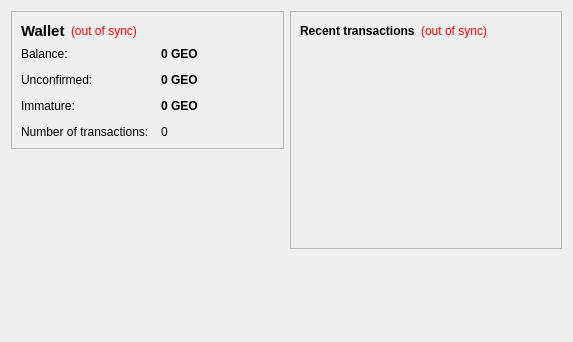
Above: src/qt/forms/overviewpage.ui from bbcashcoin/bbcashcoin before the change. Below: the same form after it.
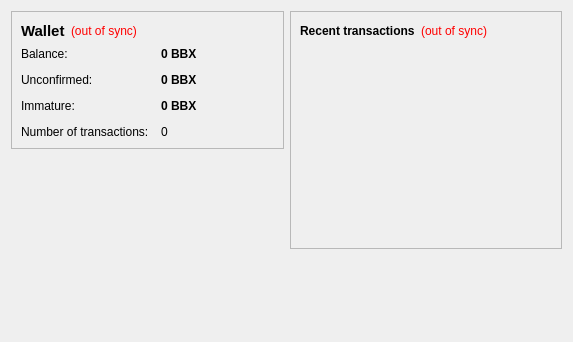
That is the form after the change.

Patch:
```diff
--- a/src/qt/forms/overviewpage.ui
+++ b/src/qt/forms/overviewpage.ui
@@ -105,7 +105,7 @@
              <string>Your current balance</string>
             </property>
             <property name="text">
-             <string notr="true">0 GEO</string>
+             <string notr="true">0 BBX</string>
             </property>
             <property name="textInteractionFlags">
              <set>Qt::LinksAccessibleByMouse|Qt::TextSelectableByKeyboard|Qt::TextSelectableByMouse</set>
@@ -134,7 +134,7 @@
              <string>Total of transactions that have yet to be confirmed, and do not yet count toward the current balance</string>
             </property>
             <property name="text">
-             <string notr="true">0 GEO</string>
+             <string notr="true">0 BBX</string>
             </property>
             <property name="textInteractionFlags">
              <set>Qt::LinksAccessibleByMouse|Qt::TextSelectableByKeyboard|Qt::TextSelectableByMouse</set>
@@ -177,7 +177,7 @@
              <string>Mined balance that has not yet matured</string>
             </property>
             <property name="text">
-             <string notr="true">0 GEO</string>
+             <string notr="true">0 BBX</string>
             </property>
             <property name="textInteractionFlags">
              <set>Qt::LinksAccessibleByMouse|Qt::TextSelectableByKeyboard|Qt::TextSelectableByMouse</set>
```
